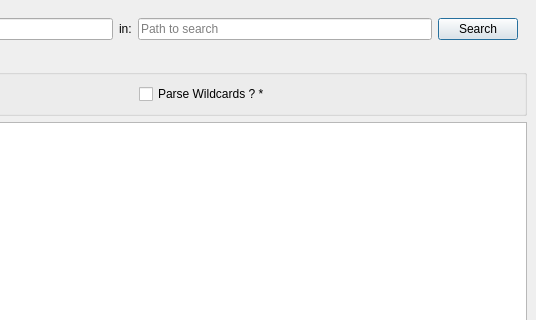
Old version of the form src/searchwindow.ui in the repository kitswas/File-Manager; both pictures show x 264 to 800 and y 0 to 320 of the 800 by 600 pixel window.
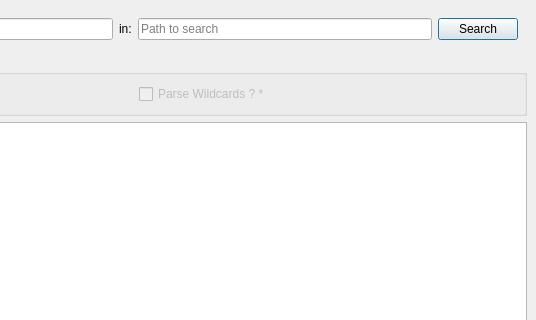
New version of the form. Icons and pictures are not drawn.

Diff of the .ui file:
```diff
--- a/src/searchwindow.ui
+++ b/src/searchwindow.ui
@@ -81,6 +81,9 @@
        </item>
        <item>
         <widget class="QCheckBox" name="checkBox">
+         <property name="enabled">
+          <bool>false</bool>
+         </property>
          <property name="text">
           <string>Parse Wildcards ? *</string>
          </property>
```
